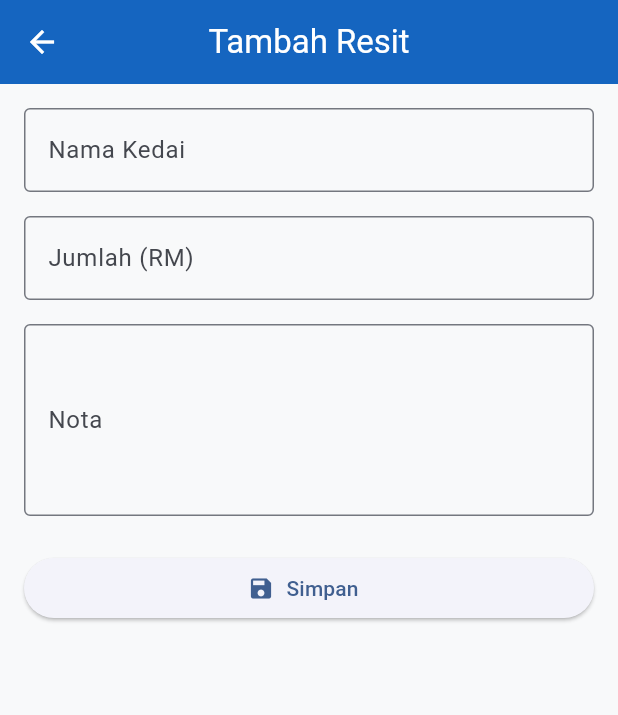
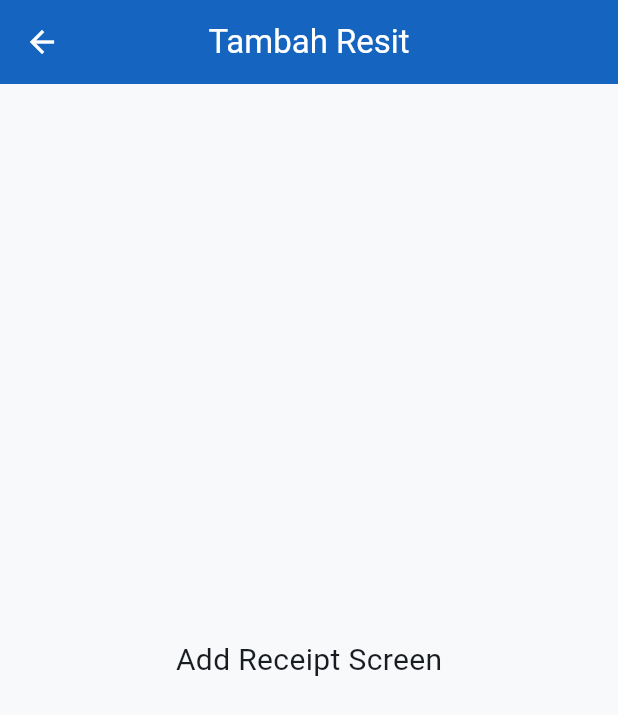
Before and after one commit to mdraimi88/RN_Tax, a Flutter app: the AddReceiptPage screen opened directly, on a phone screen of 412 x 824 dp. Shown: the top 715 px of the screen. Run offline on Flutter 3.47's test engine with Material 3 defaults, Android fonts, the phone set to English and light mode, and no system bars; our stand-ins replace drift, flutter_riverpod, go_router; accounts and stored records are empty; generated files the repository leaves out were written again.

Commit message:
feat(receipt): add receipt navigation and dashboard integration

```diff
--- a/lib/features/dashboard/presentation/pages/dashboard_page.dart
+++ b/lib/features/dashboard/presentation/pages/dashboard_page.dart
@@ -1,5 +1,7 @@
 import 'package:flutter/material.dart';
 import 'package:flutter_riverpod/flutter_riverpod.dart';
+
+import '../../../receipt/presentation/pages/add_receipt_page.dart';
 
 import '../widgets/assessment_year_card.dart';
 import '../widgets/dashboard_header.dart';
@@ -13,6 +15,19 @@ class DashboardPage extends ConsumerWidget {
   @override
   Widget build(BuildContext context, WidgetRef ref) {
     return Scaffold(
+      floatingActionButton: FloatingActionButton(
+        heroTag: 'add_receipt',
+        tooltip: 'Tambah Resit',
+        child: const Icon(Icons.add),
+        onPressed: () {
+          Navigator.of(context).push(
+            MaterialPageRoute(
+              builder: (_) => const AddReceiptPage(),
+            ),
+          );
+        },
+      ),
+
       body: const SingleChildScrollView(
         child: Column(
           children: [
--- a/lib/features/dashboard/presentation/widgets/receipt_summary_card.dart
+++ b/lib/features/dashboard/presentation/widgets/receipt_summary_card.dart
@@ -59,7 +59,7 @@ class ReceiptSummaryCard extends ConsumerWidget {
             return InfoCard(
               title: 'Ringkasan Resit',
               value:
-              '${receiptList.length} Resit\nRM ${amount.toStringAsFixed(2)}',
+                  '${receiptList.length} Resit\nRM ${amount.toStringAsFixed(2)}',
               icon: Icons.receipt_long,
             );
           },
--- a/lib/features/receipt/presentation/pages/add_receipt_page.dart
+++ b/lib/features/receipt/presentation/pages/add_receipt_page.dart
@@ -1,79 +1,14 @@
 import 'package:flutter/material.dart';
 
-class AddReceiptPage extends StatefulWidget {
+class AddReceiptPage extends StatelessWidget {
   const AddReceiptPage({super.key});
-
-  @override
-  State<AddReceiptPage> createState() => _AddReceiptPageState();
-}
-
-class _AddReceiptPageState extends State<AddReceiptPage> {
-  final _merchantController = TextEditingController();
-  final _amountController = TextEditingController();
-  final _notesController = TextEditingController();
-
-  @override
-  void dispose() {
-    _merchantController.dispose();
-    _amountController.dispose();
-    _notesController.dispose();
-    super.dispose();
-  }
 
   @override
   Widget build(BuildContext context) {
     return Scaffold(
-      appBar: AppBar(
-        title: const Text('Tambah Resit'),
-      ),
-      body: SingleChildScrollView(
-        padding: const EdgeInsets.all(16),
-        child: Column(
-          children: [
-            TextField(
-              controller: _merchantController,
-              decoration: const InputDecoration(
-                labelText: 'Nama Kedai',
-                border: OutlineInputBorder(),
-              ),
-            ),
-
-            const SizedBox(height: 16),
-
-            TextField(
-              controller: _amountController,
-              keyboardType: const TextInputType.numberWithOptions(
-                decimal: true,
-              ),
-              decoration: const InputDecoration(
-                labelText: 'Jumlah (RM)',
-                border: OutlineInputBorder(),
-              ),
-            ),
-
-            const SizedBox(height: 16),
-
-            TextField(
-              controller: _notesController,
-              maxLines: 4,
-              decoration: const InputDecoration(
-                labelText: 'Nota',
-                border: OutlineInputBorder(),
-              ),
-            ),
-
-            const SizedBox(height: 24),
-
-            SizedBox(
-              width: double.infinity,
-              child: ElevatedButton.icon(
-                onPressed: () {},
-                icon: const Icon(Icons.save),
-                label: const Text('Simpan'),
-              ),
-            ),
-          ],
-        ),
+      appBar: AppBar(title: const Text('Tambah Resit'), centerTitle: true),
+      body: const Center(
+        child: Text('Add Receipt Screen', style: TextStyle(fontSize: 20)),
       ),
     );
   }
```
Also changed, not shown: lib/core/database/database.dart (+3 -16 lines).
